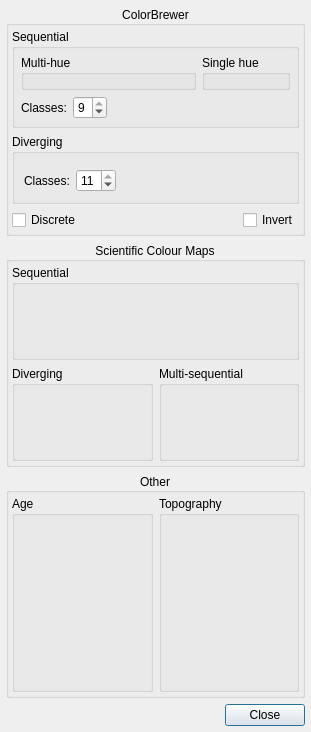
Qt form src/qt-widgets/ChooseBuiltinPaletteDialogUi.ui (GPlates/GPlates) before a commit.
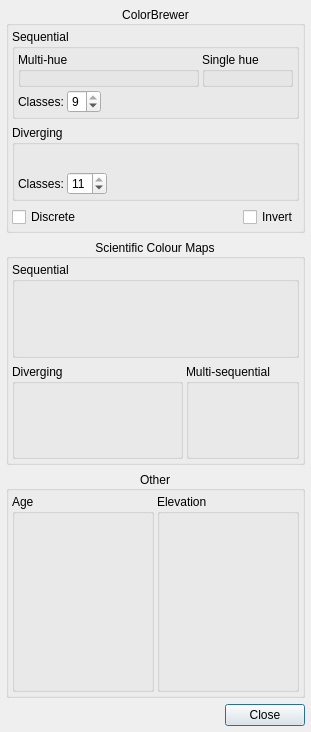
The same form after that commit. Icons and pictures are not drawn.

Commit message:
Reduce layout spacing to reduce vertical size of dialog.
Also renamed Topography to Elevation.

What changed in the file:
```diff
--- a/src/qt-widgets/ChooseBuiltinPaletteDialogUi.ui
+++ b/src/qt-widgets/ChooseBuiltinPaletteDialogUi.ui
@@ -60,20 +60,26 @@
          <string>Sequential</string>
         </property>
         <layout class="QVBoxLayout" name="verticalLayout_4">
+         <property name="spacing">
+          <number>3</number>
+         </property>
          <property name="leftMargin">
-          <number>6</number>
+          <number>3</number>
          </property>
          <property name="topMargin">
-          <number>6</number>
+          <number>3</number>
          </property>
          <property name="rightMargin">
-          <number>6</number>
+          <number>3</number>
          </property>
          <property name="bottomMargin">
-          <number>6</number>
+          <number>3</number>
          </property>
          <item>
           <layout class="QHBoxLayout" name="horizontalLayout_2">
+           <property name="spacing">
+            <number>3</number>
+           </property>
            <item>
             <widget class="QGroupBox" name="multi_hue_groupbox">
              <property name="sizePolicy">
@@ -233,8 +239,23 @@
          <string>Diverging</string>
         </property>
         <layout class="QVBoxLayout" name="verticalLayout_3">
+         <property name="leftMargin">
+          <number>3</number>
+         </property>
+         <property name="topMargin">
+          <number>3</number>
+         </property>
+         <property name="rightMargin">
+          <number>3</number>
+         </property>
+         <property name="bottomMargin">
+          <number>3</number>
+         </property>
          <item>
           <layout class="QHBoxLayout" name="horizontalLayout_4">
+           <property name="spacing">
+            <number>3</number>
+           </property>
            <item>
             <widget class="QWidget" name="BrBG_placeholder" native="true"/>
            </item>
@@ -266,6 +287,9 @@
          </item>
          <item>
           <layout class="QHBoxLayout" name="horizontalLayout_5">
+           <property name="spacing">
+            <number>3</number>
+           </property>
            <item>
             <widget class="QLabel" name="colorbrewer_sequential_classes_label">
              <property name="text">
@@ -309,6 +333,9 @@
       </item>
       <item>
        <layout class="QHBoxLayout" name="colorbrewer_discrete_invert_layout">
+        <property name="spacing">
+         <number>3</number>
+        </property>
         <item>
          <widget class="QCheckBox" name="colorbrewer_discrete_checkbox">
           <property name="text">
@@ -368,6 +395,9 @@
          <string>Sequential</string>
         </property>
         <layout class="QHBoxLayout" name="horizontalLayout_10">
+         <property name="spacing">
+          <number>3</number>
+         </property>
          <property name="leftMargin">
           <number>3</number>
          </property>
@@ -409,12 +439,24 @@
       </item>
       <item>
        <layout class="QHBoxLayout" name="horizontalLayout_8">
+        <property name="spacing">
+         <number>3</number>
+        </property>
         <item>
          <widget class="QGroupBox" name="SCM_diverging_groupbox">
+          <property name="sizePolicy">
+           <sizepolicy hsizetype="Preferred" vsizetype="Preferred">
+            <horstretch>6</horstretch>
+            <verstretch>0</verstretch>
+           </sizepolicy>
+          </property>
           <property name="title">
            <string>Diverging</string>
           </property>
           <layout class="QHBoxLayout" name="horizontalLayout_9">
+           <property name="spacing">
+            <number>3</number>
+           </property>
            <property name="leftMargin">
             <number>3</number>
            </property>
@@ -450,10 +492,19 @@
         </item>
         <item>
          <widget class="QGroupBox" name="SCM_multi_sequential_groupbox">
+          <property name="sizePolicy">
+           <sizepolicy hsizetype="Preferred" vsizetype="Preferred">
+            <horstretch>2</horstretch>
+            <verstretch>0</verstretch>
+           </sizepolicy>
+          </property>
           <property name="title">
            <string>Multi-sequential</string>
           </property>
           <layout class="QHBoxLayout" name="horizontalLayout_11">
+           <property name="spacing">
+            <number>3</number>
+           </property>
            <property name="leftMargin">
             <number>3</number>
            </property>
@@ -489,6 +540,9 @@
       <set>Qt::AlignCenter</set>
      </property>
      <layout class="QVBoxLayout" name="verticalLayout_6">
+      <property name="spacing">
+       <number>3</number>
+      </property>
       <property name="leftMargin">
        <number>3</number>
       </property>
@@ -503,12 +557,30 @@
       </property>
       <item>
        <layout class="QHBoxLayout" name="horizontalLayout_3">
+        <property name="spacing">
+         <number>3</number>
+        </property>
         <item>
          <widget class="QGroupBox" name="age_groupbox">
           <property name="title">
            <string>Age</string>
           </property>
           <layout class="QHBoxLayout" name="horizontalLayout">
+           <property name="spacing">
+            <number>3</number>
+           </property>
+           <property name="leftMargin">
+            <number>3</number>
+           </property>
+           <property name="topMargin">
+            <number>3</number>
+           </property>
+           <property name="rightMargin">
+            <number>3</number>
+           </property>
+           <property name="bottomMargin">
+            <number>3</number>
+           </property>
            <item>
             <widget class="QWidget" name="age_legacy_placeholder" native="true"/>
            </item>
@@ -524,9 +596,24 @@
         <item>
          <widget class="QGroupBox" name="topo_groupbox">
           <property name="title">
-           <string>Topography</string>
+           <string>Elevation</string>
           </property>
           <layout class="QHBoxLayout" name="horizontalLayout_7">
+           <property name="spacing">
+            <number>3</number>
+           </property>
+           <property name="leftMargin">
+            <number>3</number>
+           </property>
+           <property name="topMargin">
+            <number>3</number>
+           </property>
+           <property name="rightMargin">
+            <number>3</number>
+           </property>
+           <property name="bottomMargin">
+            <number>3</number>
+           </property>
            <item>
             <widget class="QWidget" name="topo_etopo1_placeholder" native="true"/>
            </item>
```
